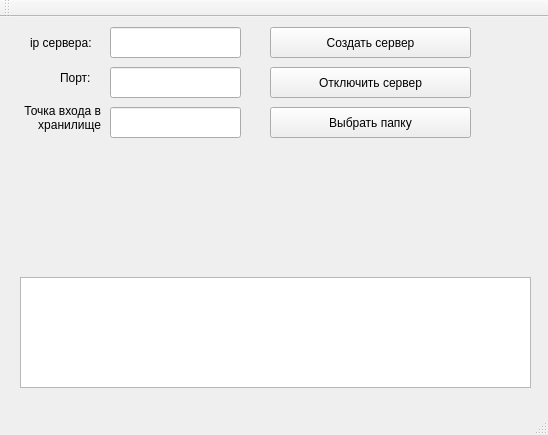
First picture: the form in server/server.ui, repository Tikhon100/DFS, before the edit.
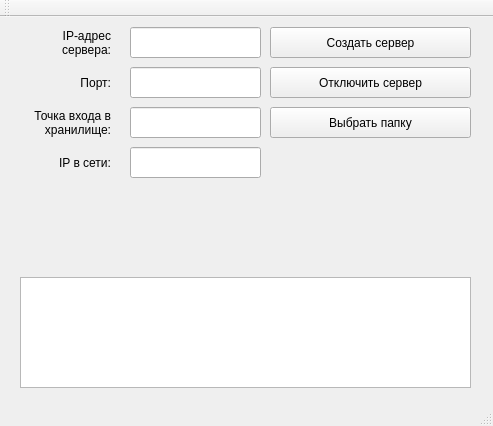
Second picture: the form after the edit.

Commit message: Added local ip string into server

What changed in the file:
```diff
--- a/server/server.ui
+++ b/server/server.ui
@@ -6,8 +6,8 @@
    <rect>
     <x>0</x>
     <y>0</y>
-    <width>548</width>
-    <height>435</height>
+    <width>493</width>
+    <height>426</height>
    </rect>
   </property>
   <property name="windowTitle">
@@ -30,10 +30,10 @@
    <widget class="QLabel" name="label">
     <property name="geometry">
      <rect>
-      <x>20</x>
-      <y>190</y>
-      <width>321</width>
-      <height>51</height>
+      <x>60</x>
+      <y>220</y>
+      <width>411</width>
+      <height>21</height>
      </rect>
     </property>
     <property name="text">
@@ -43,46 +43,20 @@
    <widget class="QLabel" name="serverInfoLabel">
     <property name="geometry">
      <rect>
-      <x>20</x>
-      <y>130</y>
-      <width>251</width>
-      <height>61</height>
-     </rect>
-    </property>
-    <property name="text">
-     <string/>
-    </property>
-   </widget>
-   <widget class="QLabel" name="label_3">
-    <property name="geometry">
-     <rect>
       <x>60</x>
-      <y>50</y>
-      <width>41</width>
+      <y>180</y>
+      <width>411</width>
       <height>21</height>
      </rect>
     </property>
     <property name="text">
-     <string>Порт:</string>
-    </property>
-   </widget>
-   <widget class="QLabel" name="label_2">
-    <property name="geometry">
-     <rect>
-      <x>30</x>
-      <y>10</y>
-      <width>81</width>
-      <height>31</height>
-     </rect>
-    </property>
-    <property name="text">
-     <string>ip сервера:</string>
+     <string/>
     </property>
    </widget>
    <widget class="QLineEdit" name="portLine">
     <property name="geometry">
      <rect>
-      <x>110</x>
+      <x>130</x>
       <y>50</y>
       <width>131</width>
       <height>31</height>
@@ -92,7 +66,7 @@
    <widget class="QLineEdit" name="ipLine">
     <property name="geometry">
      <rect>
-      <x>110</x>
+      <x>130</x>
       <y>10</y>
       <width>131</width>
       <height>31</height>
@@ -104,7 +78,7 @@
      <rect>
       <x>20</x>
       <y>260</y>
-      <width>511</width>
+      <width>451</width>
       <height>111</height>
      </rect>
     </property>
@@ -112,7 +86,7 @@
    <widget class="QLineEdit" name="portLine_2">
     <property name="geometry">
      <rect>
-      <x>110</x>
+      <x>130</x>
       <y>90</y>
       <width>131</width>
       <height>31</height>
@@ -122,14 +96,14 @@
    <widget class="QLabel" name="label_4">
     <property name="geometry">
      <rect>
-      <x>10</x>
-      <y>80</y>
+      <x>20</x>
+      <y>90</y>
       <width>91</width>
-      <height>41</height>
+      <height>31</height>
      </rect>
     </property>
     <property name="text">
-     <string>Точка входа в хранилище</string>
+     <string>Точка входа в хранилище:</string>
     </property>
     <property name="alignment">
      <set>Qt::AlignRight|Qt::AlignTrailing|Qt::AlignVCenter</set>
@@ -164,6 +138,73 @@
      <string>Отключить сервер</string>
     </property>
    </widget>
+   <widget class="QLabel" name="label_6">
+    <property name="geometry">
+     <rect>
+      <x>20</x>
+      <y>130</y>
+      <width>91</width>
+      <height>31</height>
+     </rect>
+    </property>
+    <property name="text">
+     <string>IP в сети:</string>
+    </property>
+    <property name="alignment">
+     <set>Qt::AlignRight|Qt::AlignTrailing|Qt::AlignVCenter</set>
+    </property>
+    <property name="wordWrap">
+     <bool>true</bool>
+    </property>
+   </widget>
+   <widget class="QLabel" name="label_5">
+    <property name="geometry">
+     <rect>
+      <x>20</x>
+      <y>50</y>
+      <width>91</width>
+      <height>31</height>
+     </rect>
+    </property>
+    <property name="text">
+     <string>Порт:</string>
+    </property>
+    <property name="alignment">
+     <set>Qt::AlignRight|Qt::AlignTrailing|Qt::AlignVCenter</set>
+    </property>
+    <property name="wordWrap">
+     <bool>true</bool>
+    </property>
+   </widget>
+   <widget class="QLabel" name="label_7">
+    <property name="geometry">
+     <rect>
+      <x>20</x>
+      <y>10</y>
+      <width>91</width>
+      <height>31</height>
+     </rect>
+    </property>
+    <property name="text">
+     <string>IP-адрес сервера:</string>
+    </property>
+    <property name="alignment">
+     <set>Qt::AlignRight|Qt::AlignTrailing|Qt::AlignVCenter</set>
+    </property>
+    <property name="wordWrap">
+     <bool>true</bool>
+    </property>
+   </widget>
+   <widget class="QLineEdit" name="localIpLine">
+    <property name="geometry">
+     <rect>
+      <x>130</x>
+      <y>130</y>
+      <width>131</width>
+      <height>31</height>
+     </rect>
+    </property>
+   </widget>
   </widget>
   <widget class="QMenuBar" name="menubar">
    <property name="geometry">
```
Left out of the diff: 2 changed lines with no effect on the pictures. The commit also changes 4 other files.
